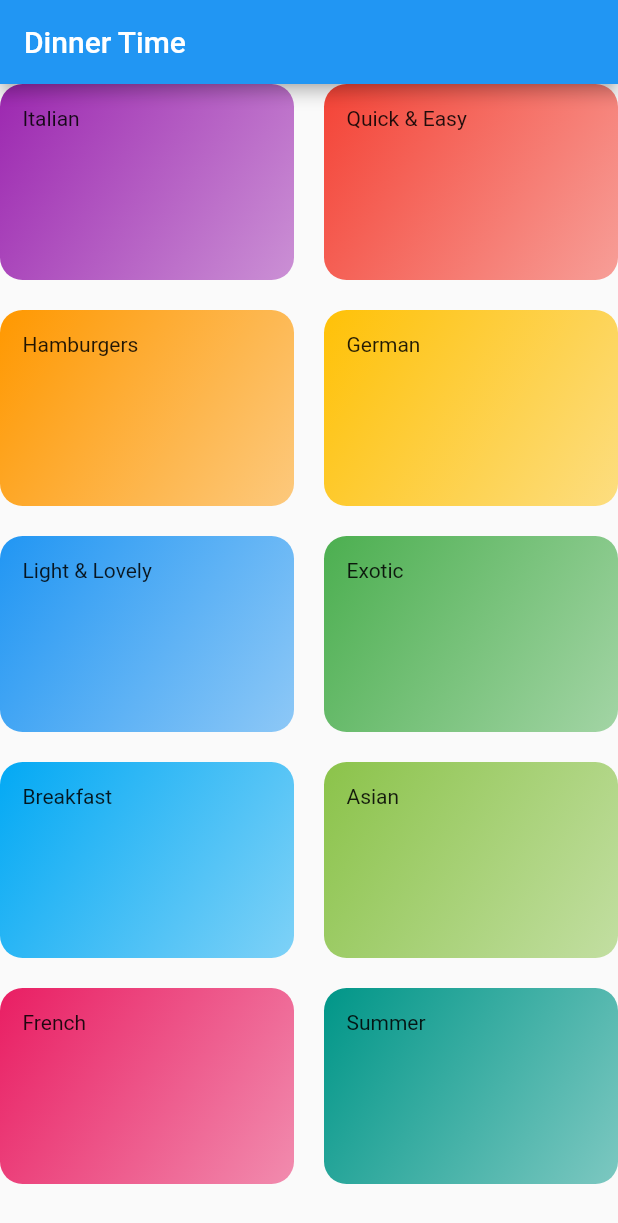
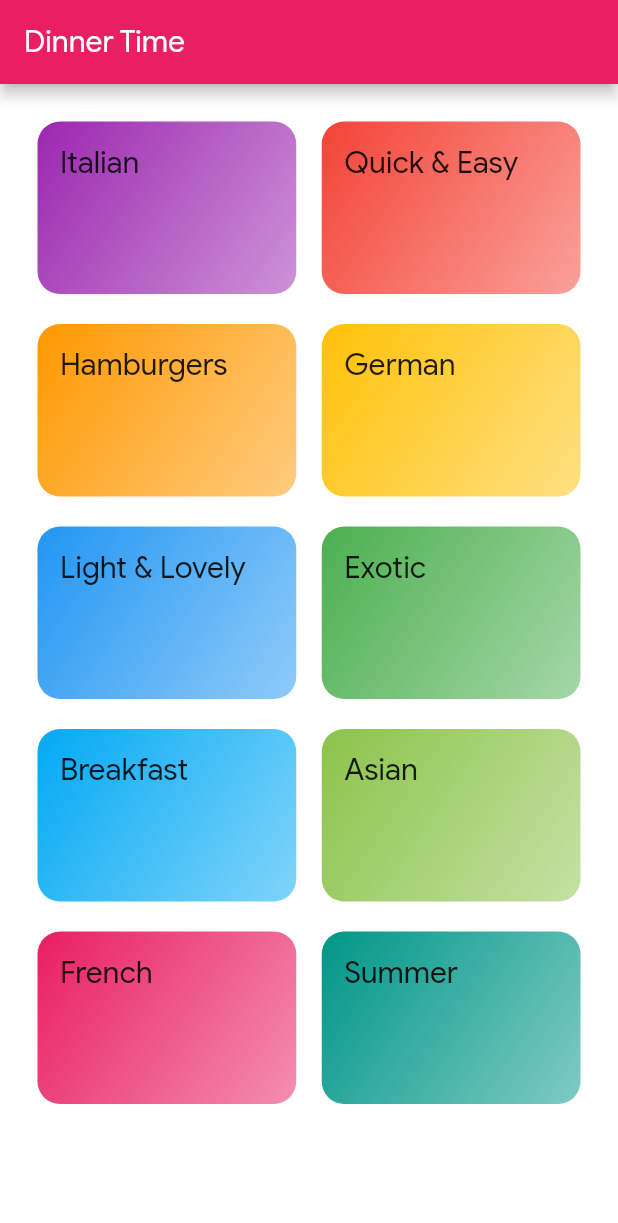
Before and after one commit to Amitpatil215/Dinner-Time, a Flutter app: the screen it shows after launch, on a phone screen of 412 x 824 dp. Shown: the top 1223 px of the screen. Run offline on Flutter 3.47's test engine with Material 2 defaults, Android fonts, the phone set to English and light mode, and no system bars.

Commit message:
Styling & Theming

```diff
--- a/lib/categories_screen.dart
+++ b/lib/categories_screen.dart
@@ -8,15 +8,18 @@ class CategoriesScreen extends StatelessWidget {
   Widget build(BuildContext context) {
     return Scaffold(
       appBar: AppBar(
-        title: Text("Dinner Time"),
+        title: const Text(
+          "Dinner Time",
+        ),
       ),
       body: GridView(
         gridDelegate: SliverGridDelegateWithMaxCrossAxisExtent(
           maxCrossAxisExtent: 200,
           childAspectRatio: 3 / 2,
-          crossAxisSpacing: 20,
+          crossAxisSpacing: 17,
           mainAxisSpacing: 20,
         ),
+        padding: const EdgeInsets.all(25),
         children: <Widget>[
           ...DUMMY_CATEGORIES.map((eachCategoryItem) {
             return CategoryItem(
--- a/lib/category_item.dart
+++ b/lib/category_item.dart
@@ -10,7 +10,10 @@ class CategoryItem extends StatelessWidget {
   Widget build(BuildContext context) {
     return Container(
       padding: EdgeInsets.all(15),
-      child: Text(title),
+      child: Text(
+        title,
+        style: Theme.of(context).textTheme.headline6,
+      ),
       decoration: BoxDecoration(
         gradient: LinearGradient(
           colors: [
```
Also changed, not shown: lib/main.dart (+14 -0 lines), pubspec.yaml (+15 -11 lines), assets/fonts/GoogleSans-Bold.ttf (added), assets/fonts/GoogleSans-Italic.ttf (added), assets/fonts/GoogleSans-Regular.ttf (added), assets/fonts/Raleway-Black.ttf (added), assets/fonts/Raleway-Bold.ttf (added), assets/fonts/Raleway-Regular.ttf (added).
